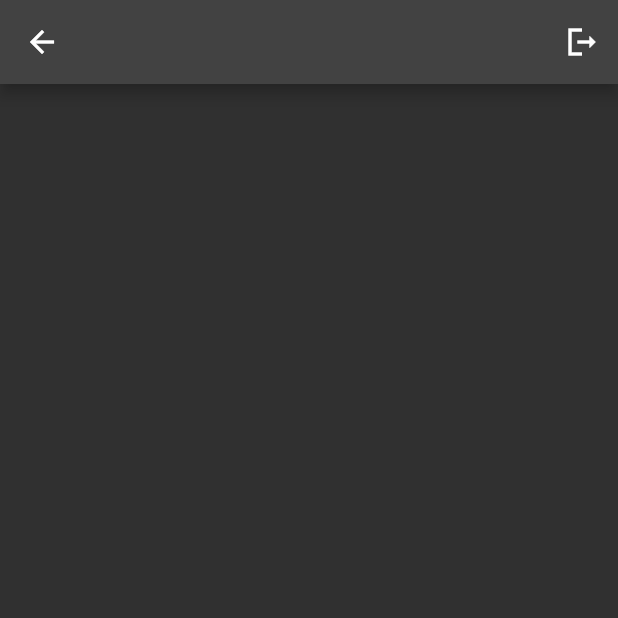
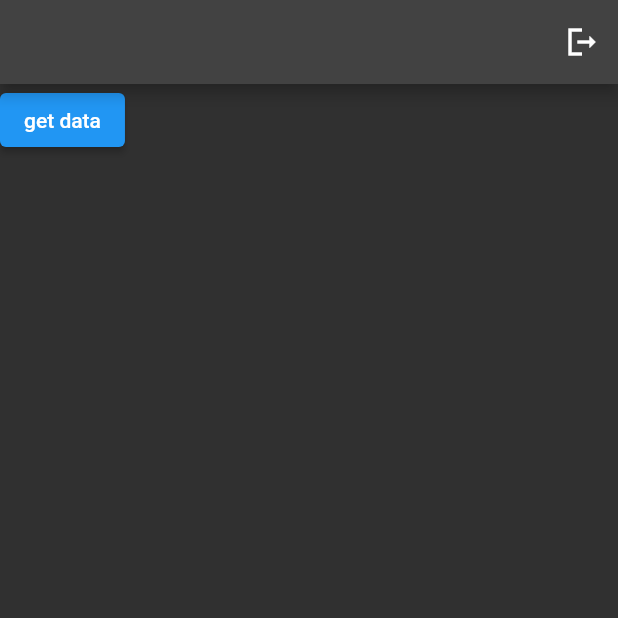
Before and after one commit to omerfkilic/swagger_exam, a Flutter app: the HomePage screen opened by its route, on a phone screen of 412 x 824 dp, the top half of it. Run offline on Flutter 3.47's test engine with Material 2 defaults, Android fonts, the phone set to English and light mode, and no system bars; our stand-ins replace shared_preferences; accounts and stored records are empty; network calls fail.

Commit message:
feat: add alpha borsa bulten kayan yazi api

```diff
--- a/lib/pages/home_page/home_page.dart
+++ b/lib/pages/home_page/home_page.dart
@@ -1,6 +1,6 @@
 import 'package:flutter/material.dart';
-import 'package:swagger_exam/core/services/alpha_auth_api/alpha_auth_api.dart';
-import 'package:swagger_exam/pages/login_page/login_page.dart';
+import '../../core/services/alpha_auth_api/alpha_auth_api.dart';
+import '../../core/services/alpha_borsa_bulten_api/alpha_borsa_bulten_api.dart';
 
 class HomePage extends StatefulWidget {
   const HomePage({Key? key}) : super(key: key);
@@ -10,10 +10,18 @@ class HomePage extends StatefulWidget {
 }
 
 class _HomePageState extends State<HomePage> {
+  String data = '';
+  @override
+  void initState() {
+    super.initState();
+    kayanYazi().then((value) => data = value);
+  }
+
   @override
   Widget build(BuildContext context) {
     return Scaffold(
-      appBar: AppBar(actions: [
+      appBar: AppBar(
+        actions: [
           IconButton(
             icon: const Icon(Icons.logout_sharp),
             onPressed: () {
@@ -23,8 +31,23 @@ class _HomePageState extends State<HomePage> {
               });
             },
           )
-      ]),
-      body: Container(),
+        ],
+        automaticallyImplyLeading: false,
+      ),
+      body: Column(
+        children: [
+          ElevatedButton(
+            child: Text('get data'),
+            onPressed: () async {
+              var temp = await kayanYazi();
+              setState(() {
+                data = temp;
+              });
+            },
+          ),
+          Text(data)
+        ],
+      ),
     );
   }
 }
```
Also changed, not shown: lib/core/services/alpha_borsa_bulten_api/alpha_borsa_bulten_api.dart (added, +26 -0 lines). Lines whose indentation alone changed are shown as unchanged.
